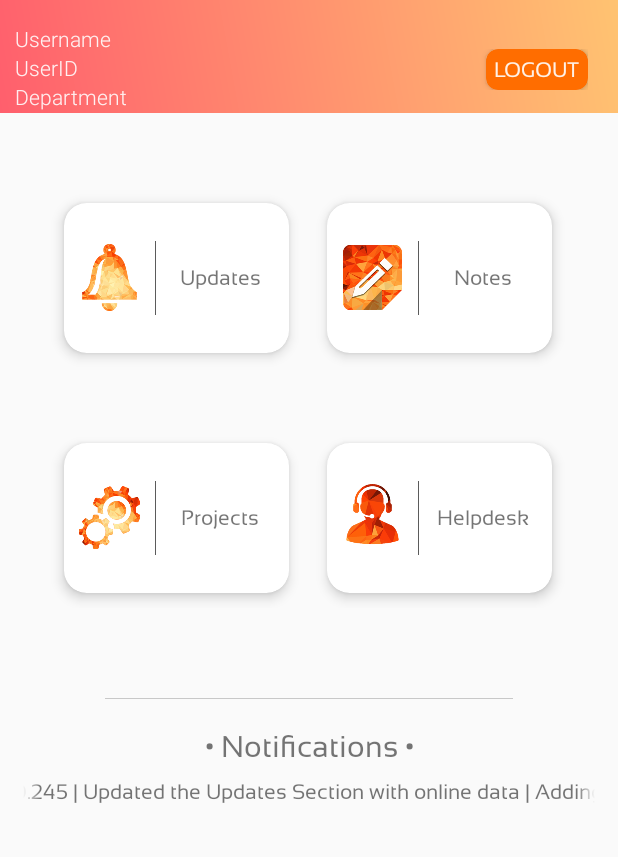
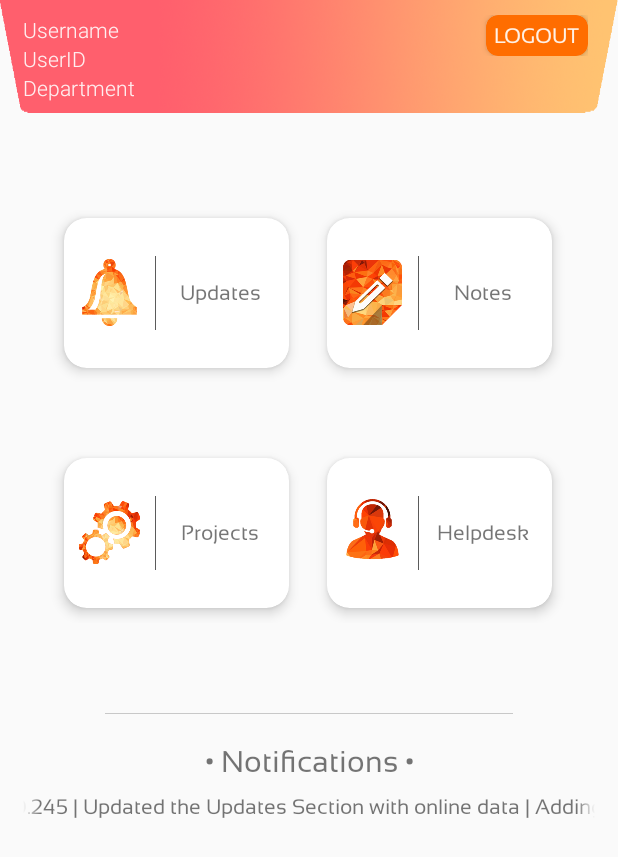
Before and after one commit to PvtSec/JustinHands, an Android app: the Student_Dashboard screen opened directly, with no data from a screen before it, on a phone screen of 412 x 824 dp. Shown: the top 857 px of the screen. Run offline under Robolectric (Android 15) with nearby library versions, the phone set to English and light mode, and no system bars; our stand-ins replace Volley; network calls fail.

Commit message:
Simple changes at Dashboard

```diff
--- a/app/src/main/res/layout/activity_student__dashboard.xml
+++ b/app/src/main/res/layout/activity_student__dashboard.xml
@@ -12,22 +12,22 @@
         android:layout_width="match_parent"
         android:layout_height="wrap_content">
 
-
         <LinearLayout
             android:id="@+id/footer"
             android:layout_width="match_parent"
             android:layout_height="75dp"
-            android:paddingTop="15dp"
             android:layout_alignParentTop="true"
-            android:background="@drawable/header_gradient"
             android:clipToPadding="false"
-            android:gravity="left|bottom"
-            android:orientation="horizontal">
+            android:gravity="left|center"
+            android:orientation="horizontal"
+            android:background="@drawable/dash_title"
+            android:paddingTop="3dp">
 
             <LinearLayout
                 android:layout_width="wrap_content"
                 android:layout_height="match_parent"
-                android:layout_marginLeft="10dp"
+                android:layout_alignBottom="@+id/footer"
+                android:layout_marginLeft="15dp"
                 android:gravity="center_vertical"
                 android:orientation="vertical">
 
@@ -94,6 +94,7 @@
         android:layout_gravity="center"
         android:layout_width="match_parent"
         android:layout_height="wrap_content"
+        android:layout_marginTop="10dp"
         android:paddingVertical="50dp"
         android:gravity="center"
         android:orientation="vertical">
```
Also changed, not shown: app/src/main/res/drawable-nodpi/dash_title.png (added).
